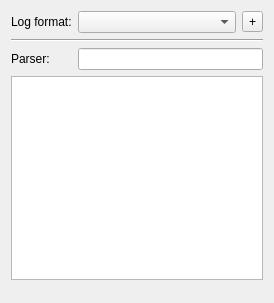
The window that src/ui/LogFormatWidget.ui (agateau/lovi) describes before a commit, drawn with Qt 5.
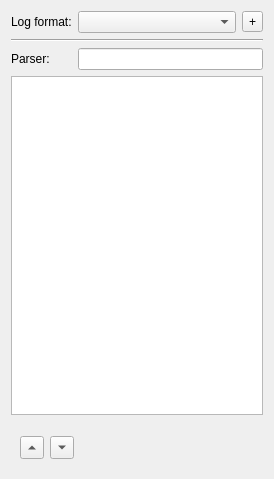
The same window after the commit. Icons and pictures are not drawn. Custom widgets are drawn as their Qt base class.

Commit message: Merge SearchBar code in LogFormatWidget

What changed in the file:
```diff
--- a/src/ui/LogFormatWidget.ui
+++ b/src/ui/LogFormatWidget.ui
@@ -7,7 +7,7 @@
     <x>0</x>
     <y>0</y>
     <width>274</width>
-    <height>303</height>
+    <height>479</height>
    </rect>
   </property>
   <property name="windowTitle">
@@ -95,17 +95,44 @@
     </widget>
    </item>
    <item>
-    <widget class="SearchBar" name="searchBar" native="true"/>
+    <widget class="QWidget" name="searchBar" native="true">
+     <layout class="QHBoxLayout" name="horizontalLayout_2">
+      <item>
+       <widget class="QToolButton" name="searchPreviousButton">
+        <property name="arrowType">
+         <enum>Qt::UpArrow</enum>
+        </property>
+       </widget>
+      </item>
+      <item>
+       <widget class="QToolButton" name="searchNextButton">
+        <property name="arrowType">
+         <enum>Qt::DownArrow</enum>
+        </property>
+       </widget>
+      </item>
+      <item>
+       <widget class="QLabel" name="searchResultLabel"/>
+      </item>
+      <item>
+       <spacer name="horizontalSpacer">
+        <property name="orientation">
+         <enum>Qt::Horizontal</enum>
+        </property>
+        <property name="sizeHint" stdset="0">
+         <size>
+          <width>161</width>
+          <height>20</height>
+         </size>
+        </property>
+       </spacer>
+      </item>
+     </layout>
+    </widget>
    </item>
   </layout>
  </widget>
  <customwidgets>
-  <customwidget>
-   <class>SearchBar</class>
-   <extends>QWidget</extends>
-   <header>SearchBar.h</header>
-   <container>1</container>
-  </customwidget>
   <customwidget>
    <class>HighlightWidget</class>
    <extends>QWidget</extends>
```
Left out of the diff: 3 changed lines with no effect on the pictures. The commit also changes 7 other files.
